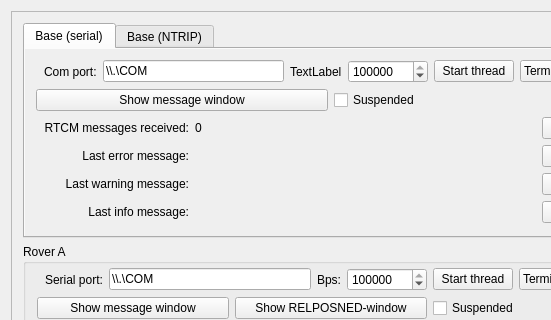
Qt form mainwindow.ui (GNSS-Stylist/GNSS-Stylus) before a commit; both pictures show x 0 to 551 and y 0 to 320 of the 662 by 939 pixel window.
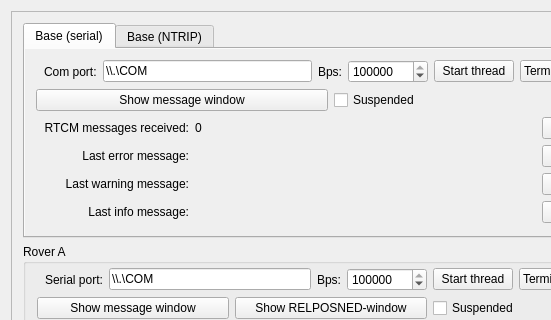
The same form after that commit.

Patch:
```diff
--- a/mainwindow.ui
+++ b/mainwindow.ui
@@ -89,7 +89,7 @@
               <item>
                <widget class="QLabel" name="label_SerSpeed_Base">
                 <property name="text">
-                 <string>TextLabel</string>
+                 <string>Bps:</string>
                 </property>
                </widget>
               </item>
```
Left out of the diff: 2 changed lines with no effect on the pictures.
